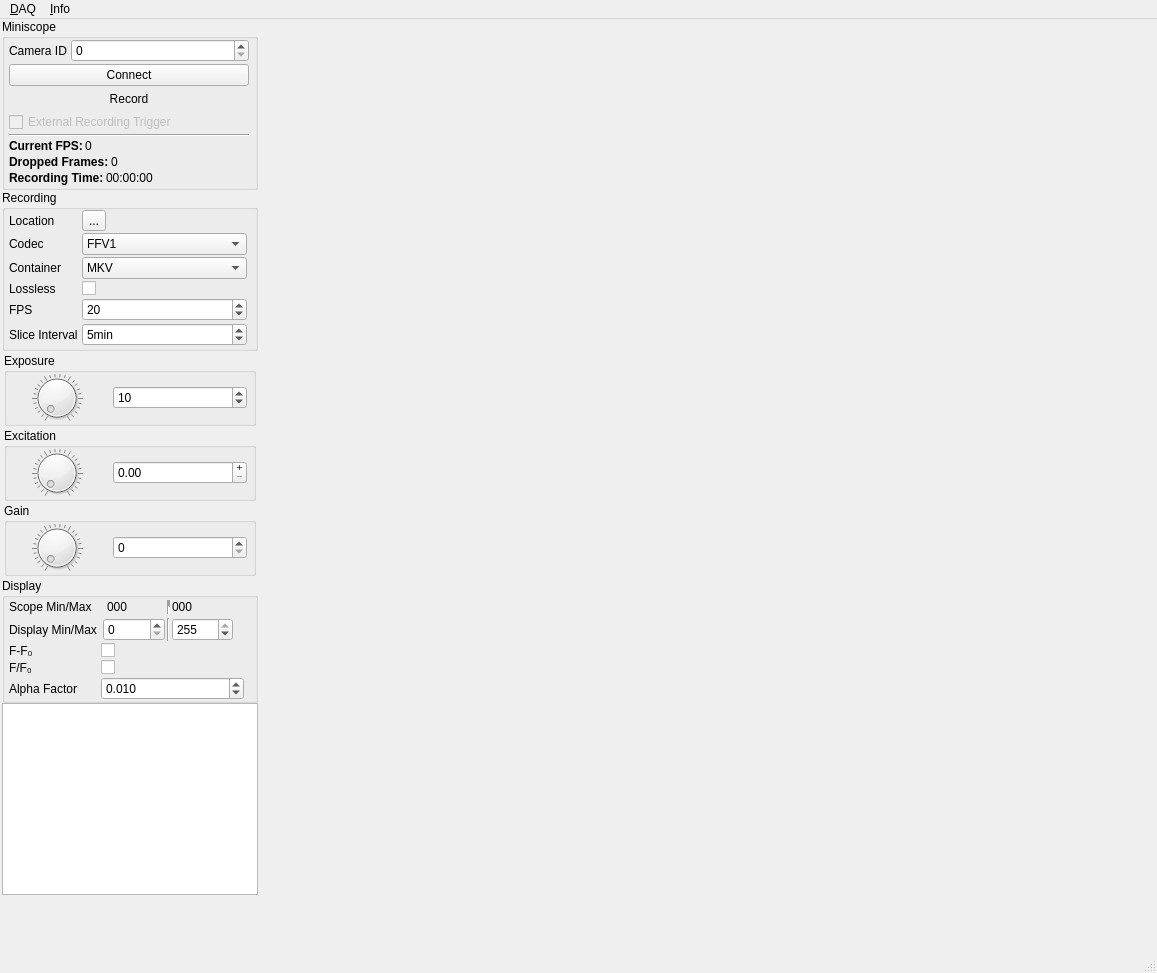
The window that src/mainwindow.ui (bothlab/pomidaq) describes before a commit, drawn with Qt 5.
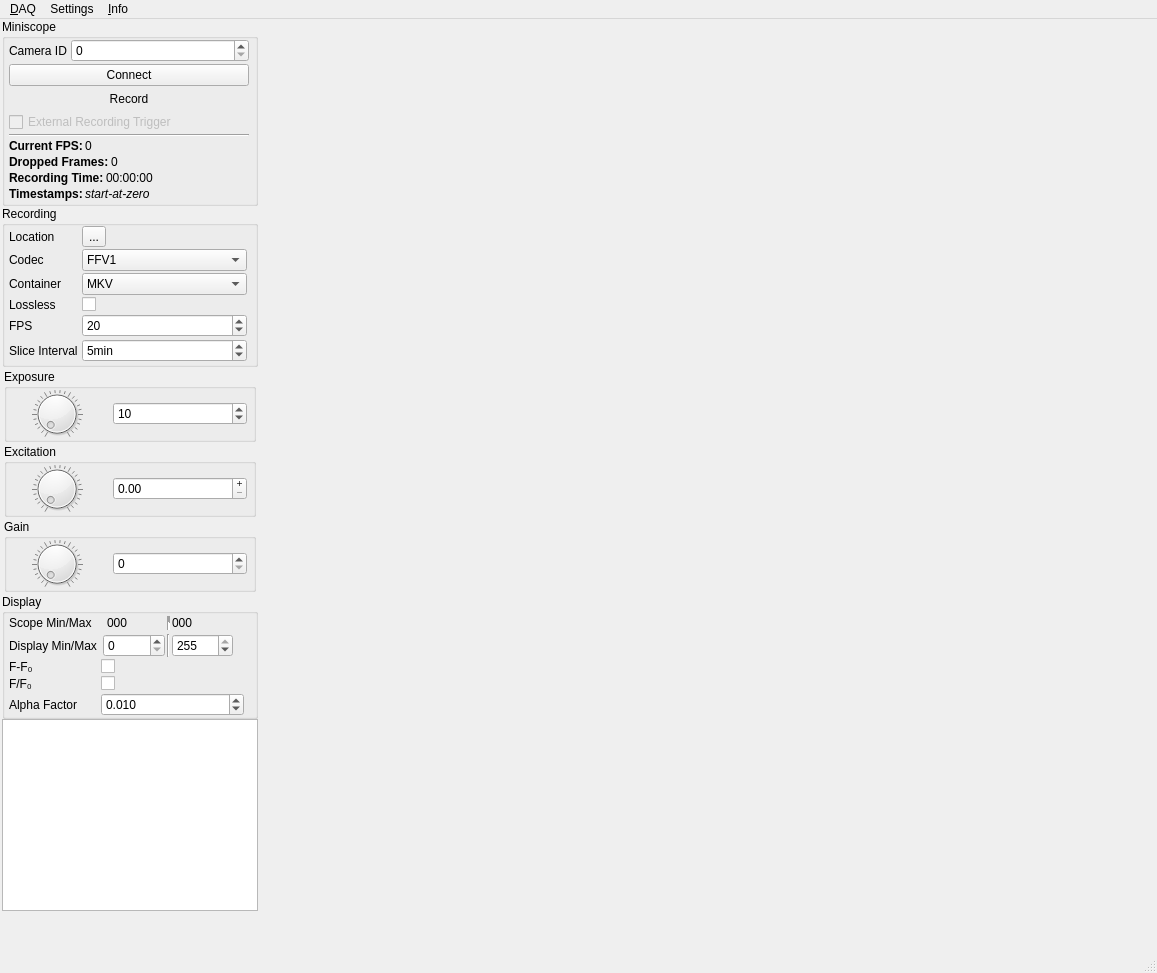
The same window after the commit. Icons and pictures are not drawn.

Commit message:
Add options to change dark style, framerate ceiling and timestamp type
Especially the framerate ceiling adjustments and timestamp types were
requests from other labs.

The edit to the form file:
```diff
--- a/src/mainwindow.ui
+++ b/src/mainwindow.ui
@@ -280,6 +280,61 @@
             </layout>
            </widget>
           </item>
+          <item>
+           <widget class="QWidget" name="widget_5" native="true">
+            <layout class="QHBoxLayout" name="horizontalLayout_11">
+             <property name="spacing">
+              <number>2</number>
+             </property>
+             <property name="leftMargin">
+              <number>0</number>
+             </property>
+             <property name="topMargin">
+              <number>0</number>
+             </property>
+             <property name="rightMargin">
+              <number>2</number>
+             </property>
+             <property name="bottomMargin">
+              <number>0</number>
+             </property>
+             <item>
+              <widget class="QLabel" name="label_4">
+               <property name="sizePolicy">
+                <sizepolicy hsizetype="Maximum" vsizetype="Preferred">
+                 <horstretch>0</horstretch>
+                 <verstretch>0</verstretch>
+                </sizepolicy>
+               </property>
+               <property name="font">
+                <font>
+                 <weight>75</weight>
+                 <bold>true</bold>
+                </font>
+               </property>
+               <property name="text">
+                <string>Timestamps:</string>
+               </property>
+              </widget>
+             </item>
+             <item>
+              <widget class="QLabel" name="labelTimestampStyle">
+               <property name="font">
+                <font>
+                 <italic>true</italic>
+                </font>
+               </property>
+               <property name="midLineWidth">
+                <number>2</number>
+               </property>
+               <property name="text">
+                <string>start-at-zero</string>
+               </property>
+              </widget>
+             </item>
+            </layout>
+           </widget>
+          </item>
          </layout>
         </widget>
        </item>
@@ -965,7 +1020,16 @@
     <addaction name="actionAbout_Video_Formats"/>
     <addaction name="actionAbout"/>
    </widget>
+   <widget class="QMenu" name="menuSettings">
+    <property name="title">
+     <string>Settings</string>
+    </property>
+    <addaction name="actionUseDarkTheme"/>
+    <addaction name="actionSetFramerateLimit"/>
+    <addaction name="actionSetTimestampStyle"/>
+   </widget>
    <addaction name="menuApp"/>
+   <addaction name="menuSettings"/>
    <addaction name="menuInfo"/>
   </widget>
   <widget class="QStatusBar" name="statusBar"/>
```
Left out of the diff: 43 changed lines with no effect on the pictures. The commit also changes 3 other files.
